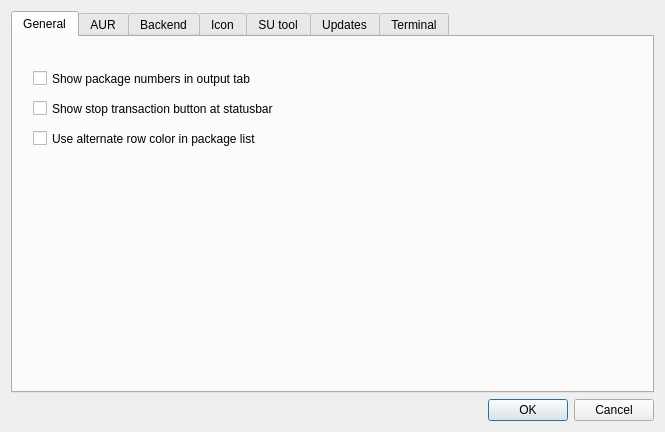
aarnt/octopi, file ui/optionsdialog.ui: the form before one commit.
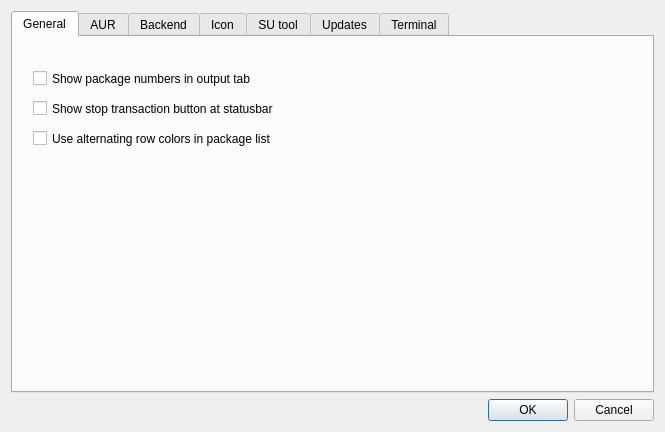
The form after the commit.

Commit message: - BugFix in row colors switch string.

```diff
--- a/ui/optionsdialog.ui
+++ b/ui/optionsdialog.ui
@@ -73,7 +73,7 @@
           </rect>
          </property>
          <property name="text">
-          <string>Use alternate row color in package list</string>
+          <string>Use alternating row colors in package list</string>
          </property>
         </widget>
        </widget>
```
